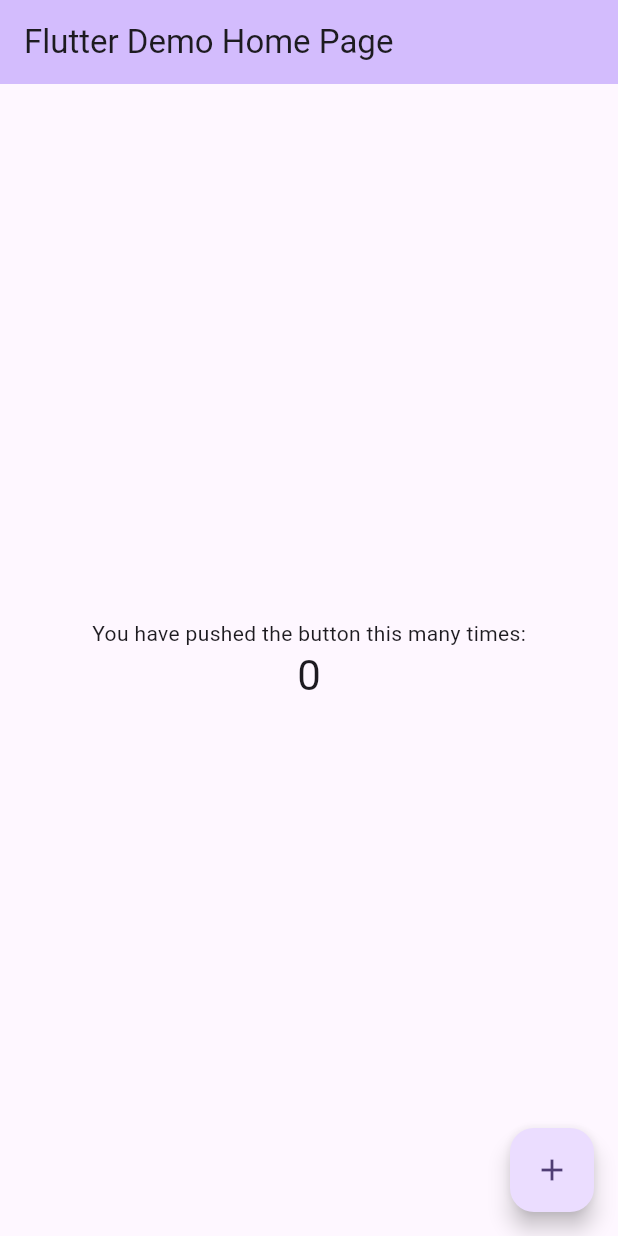
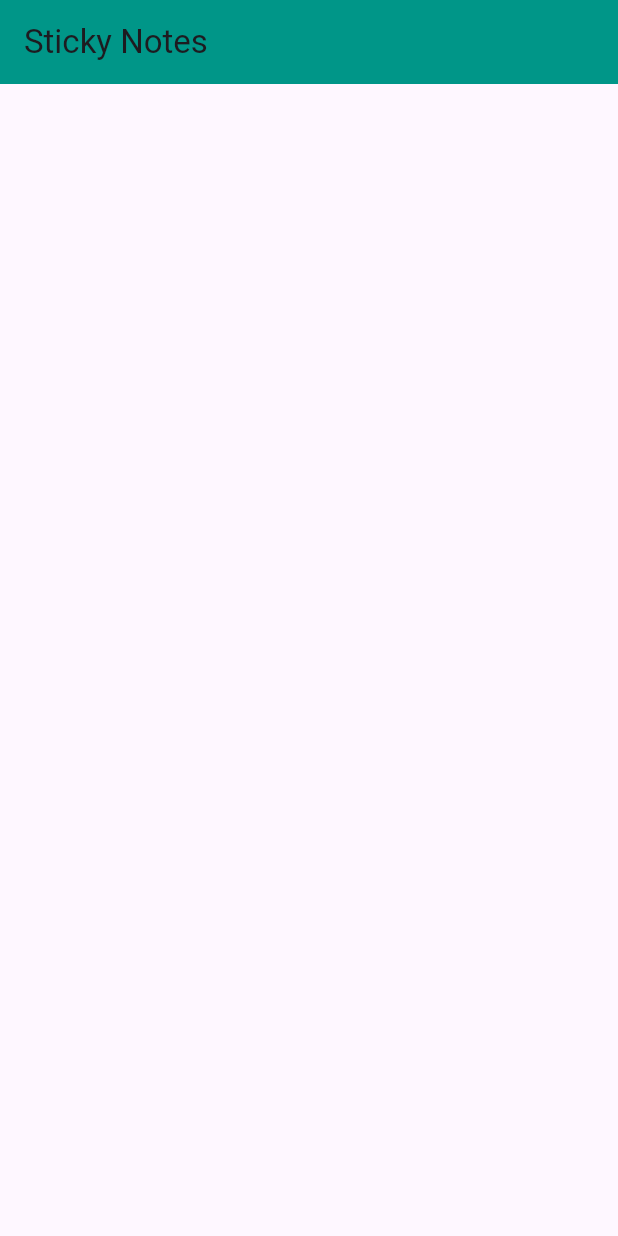
Before and after one commit to daniel4191/flutter_memo, a Flutter app: the screen it shows after launch, on a phone screen of 412 x 824 dp. Run offline on Flutter 3.47's test engine with Material 3 defaults, Android fonts, the phone set to English and light mode, and no system bars.

Commit message:
note list 추가 후 appBar 색상 적용

```diff
--- a/lib/main.dart
+++ b/lib/main.dart
@@ -1,4 +1,5 @@
 import 'package:flutter/material.dart';
+import 'package:sticky_notes/page/note_list_page.dart';
 
 void main() {
   runApp(const MyApp());
@@ -13,110 +14,10 @@ class MyApp extends StatelessWidget {
     return MaterialApp(
       title: 'Flutter Demo',
       theme: ThemeData(
-        // This is the theme of your application.
-        //
-        // TRY THIS: Try running your application with "flutter run". You'll see
-        // the application has a purple toolbar. Then, without quitting the app,
-        // try changing the seedColor in the colorScheme below to Colors.green
-        // and then invoke "hot reload" (save your changes or press the "hot
-        // reload" button in a Flutter-supported IDE, or press "r" if you used
-        // the command line to start the app).
-        //
-        // Notice that the counter didn't reset back to zero; the application
-        // state is not lost during the reload. To reset the state, use hot
-        // restart instead.
-        //
-        // This works for code too, not just values: Most code changes can be
-        // tested with just a hot reload.
-        colorScheme: ColorScheme.fromSeed(seedColor: Colors.deepPurple),
+
+        primarySwatch: Colors.teal,
       ),
-      home: const MyHomePage(title: 'Flutter Demo Home Page'),
+      home: NoteListPage(),
     );
   }
 }
-
-class MyHomePage extends StatefulWidget {
-  const MyHomePage({super.key, required this.title});
-
-  // This widget is the home page of your application. It is stateful, meaning
-  // that it has a State object (defined below) that contains fields that affect
-  // how it looks.
-
-  // This class is the configuration for the state. It holds the values (in this
-  // case the title) provided by the parent (in this case the App widget) and
-  // used by the build method of the State. Fields in a Widget subclass are
-  // always marked "final".
-
-  final String title;
-
-  @override
-  State<MyHomePage> createState() => _MyHomePageState();
-}
-
-class _MyHomePageState extends State<MyHomePage> {
-  int _counter = 0;
-
-  void _incrementCounter() {
-    setState(() {
-      // This call to setState tells the Flutter framework that something has
-      // changed in this State, which causes it to rerun the build method below
-      // so that the display can reflect the updated values. If we changed
-      // _counter without calling setState(), then the build method would not be
-      // called again, and so nothing would appear to happen.
-      _counter++;
-    });
-  }
-
-  @override
-  Widget build(BuildContext context) {
-    // This method is rerun every time setState is called, for instance as done
-    // by the _incrementCounter method above.
-    //
-    // The Flutter framework has been optimized to make rerunning build methods
-    // fast, so that you can just rebuild anything that needs updating rather
-    // than having to individually change instances of widgets.
-    return Scaffold(
-      appBar: AppBar(
-        // TRY THIS: Try changing the color here to a specific color (to
-        // Colors.amber, perhaps?) and trigger a hot reload to see the AppBar
-        // change color while the other colors stay the same.
-        backgroundColor: Theme.of(context).colorScheme.inversePrimary,
-        // Here we take the value from the MyHomePage object that was created by
-        // the App.build method, and use it to set our appbar title.
-        title: Text(widget.title),
-      ),
-      body: Center(
-        // Center is a layout widget. It takes a single child and positions it
-        // in the middle of the parent.
-        child: Column(
-          // Column is also a layout widget. It takes a list of children and
-          // arranges them vertically. By default, it sizes itself to fit its
-          // children horizontally, and tries to be as tall as its parent.
-          //
-          // Column has various properties to control how it sizes itself and
-          // how it positions its children. Here we use mainAxisAlignment to
-          // center the children vertically; the main axis here is the vertical
-          // axis because Columns are vertical (the cross axis would be
-          // horizontal).
-          //
-          // TRY THIS: Invoke "debug painting" (choose the "Toggle Debug Paint"
-          // action in the IDE, or press "p" in the console), to see the
-          // wireframe for each widget.
-          mainAxisAlignment: MainAxisAlignment.center,
-          children: <Widget>[
-            const Text('You have pushed the button this many times:'),
-            Text(
-              '$_counter',
-              style: Theme.of(context).textTheme.headlineMedium,
-            ),
-          ],
-        ),
-      ),
-      floatingActionButton: FloatingActionButton(
-        onPressed: _incrementCounter,
-        tooltip: 'Increment',
-        child: const Icon(Icons.add),
-      ), // This trailing comma makes auto-formatting nicer for build methods.
-    );
-  }
-}
--- /dev/null
+++ b/lib/page/note_list_page.dart
@@ -0,0 +1,20 @@
+import 'package:flutter/material.dart';
+
+class NoteListPage extends StatefulWidget {
+
+  @override
+  State createState() => _NoteListPageState();
+}
+
+class _NoteListPageState extends State<NoteListPage> {
+
+  @override
+  Widget build(BuildContext context) {
+    return Scaffold(
+      appBar: AppBar(
+        title: Text("Sticky Notes"),
+        backgroundColor: Colors.teal,
+      ),
+    );
+  }
+}
```
Also changed, not shown: pubspec.lock.
